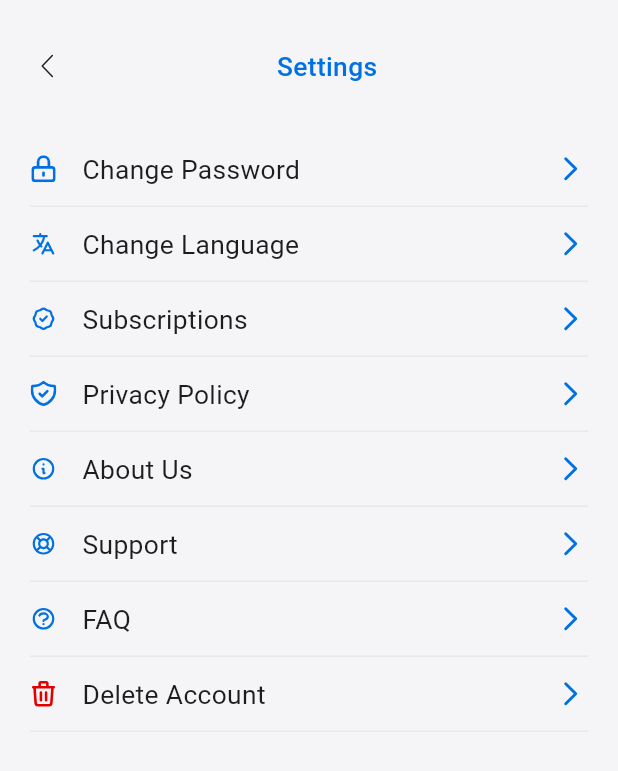
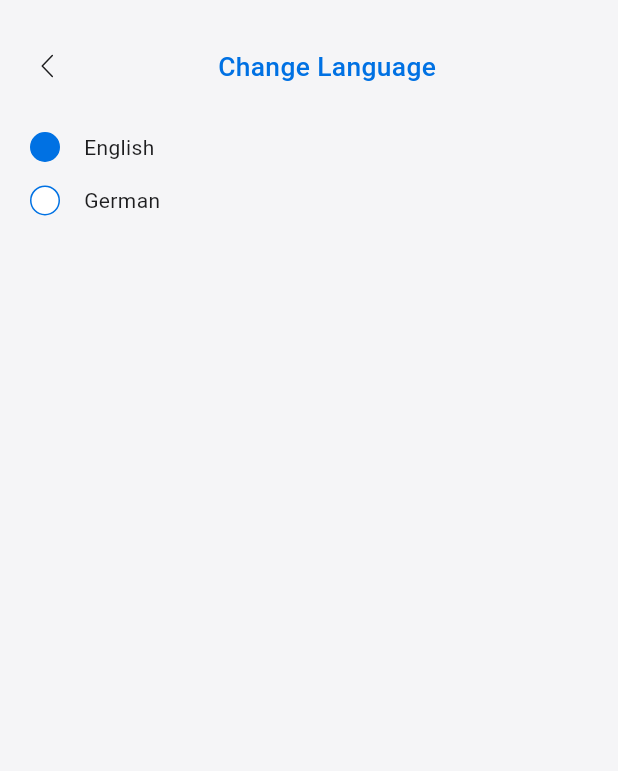
Before and after one commit to bdCalling-Sdt-hub/dialogi, a Flutter app: the SettingsScreen screen opened by its route, after a tap on "Change Language", on a phone screen of 412 x 824 dp. Shown: the top 771 px of the screen. Run offline on Flutter 3.47's test engine with Material 3 defaults, Android fonts, the phone set to English and light mode, and no system bars; our stand-ins replace device_preview, flutter_screenutil, flutter_svg, get, google_fonts, image_picker and 2 more; missing offline and left inert: dart:ffi; Roboto replaces fonts that are missing (Prompt); project files that could hold a hidden picture were left out.

Commit message:
change_language done

```diff
--- a/lib/core/app_routes.dart
+++ b/lib/core/app_routes.dart
@@ -10,6 +10,7 @@
 import 'package:dialogi_app/view/screens/home/home/home_screen.dart';
 import 'package:dialogi_app/view/screens/premium/premium_screen.dart';
 import 'package:dialogi_app/view/screens/profile/profile/profile_screen.dart';
+import 'package:dialogi_app/view/screens/settings/change_language/change_language_screen.dart';
 import 'package:dialogi_app/view/screens/settings/settings/settings_screen.dart';
 import 'package:dialogi_app/view/screens/settings/settings_change_password/settings_change_password_screen.dart';
 import 'package:dialogi_app/view/screens/settings/settings_forget_password/settings_forget_password_screen.dart';
@@ -37,6 +38,7 @@
   static String settingsForgetPasswordScreen="/settings_forget_password_screen";
   static String settingsGetOtp="/settings_get_otp_screen";
   static String settingsResetPasswordScreen="/settings_reset_password_screen";
+  static String changeLanguageScreen="/change_language_screen";
 
 
   static List<GetPage> routes=[
@@ -58,5 +60,6 @@
     GetPage(name: settingsForgetPasswordScreen, page: ()=> const SettingsForgetPasswordScreen()),
     GetPage(name: settingsGetOtp, page: ()=> const SettingsGetOtp()),
     GetPage(name: settingsResetPasswordScreen, page: ()=> const SettingsResetPasswordScreen()),
+    GetPage(name: changeLanguageScreen, page: ()=> const ChangeLanguageScreen()),
   ];
 }
--- /dev/null
+++ b/lib/view/screens/settings/change_language/change_language_screen.dart
@@ -0,0 +1,93 @@
+import 'package:dialogi_app/utils/app_colors.dart';
+import 'package:dialogi_app/utils/app_icons.dart';
+import 'package:dialogi_app/view/widgets/app_bar/custom_app_bar.dart';
+import 'package:dialogi_app/view/widgets/image/custom_image.dart';
+import 'package:dialogi_app/view/widgets/text/custom_text.dart';
+import 'package:flutter/material.dart';
+import 'package:flutter_screenutil/flutter_screenutil.dart';
+import 'package:get/get.dart';
+
+class ChangeLanguageScreen extends StatefulWidget {
+  const ChangeLanguageScreen({super.key});
+
+  @override
+  State<ChangeLanguageScreen> createState() => _ChangeLanguageScreenState();
+}
+
+class _ChangeLanguageScreenState extends State<ChangeLanguageScreen> {
+  List<String> language=[
+    'English',
+    'German'
+  ];
+  int selectedItem=0;
+  @override
+  Widget build(BuildContext context) {
+    return Scaffold(
+      backgroundColor: AppColors.background,
+      appBar: CustomAppBar(
+          appBarContent: Row(
+            mainAxisAlignment: MainAxisAlignment.spaceBetween,
+            children: [
+              GestureDetector(
+                onTap: (){
+                  Get.back();
+                },
+                child: const CustomImage(
+                  imageSrc: AppIcons.chevronLeft,
+                  size: 24,
+                ),
+              ),
+              CustomText(
+                text: 'Change Language',
+                fontWeight: FontWeight.w500,
+                fontSize: 18.h,
+                color: AppColors.blue_500,
+              ),
+              const SizedBox()
+            ],
+          )),
+      body: SingleChildScrollView(
+        padding: const EdgeInsets.symmetric(vertical: 24,horizontal: 20),
+        child: Column(
+          children: [
+            Column(
+              children: List.generate(language.length, (index) => GestureDetector(
+                onTap: (){
+                  setState(() {
+                    selectedItem = index;
+                  });
+                },
+                child: Container(
+                  margin: EdgeInsets.only(bottom: 16.h),
+                  decoration: const BoxDecoration(
+                  ),
+                  child: Row(
+                    children: [
+                      Container(
+                        height: 20,
+                        width: 20,
+                        decoration: BoxDecoration(
+                          borderRadius: BorderRadius.circular(50),
+                          border: Border.all(
+                              color: AppColors.blue_500, width: 1),
+                          color: index == selectedItem
+                              ? AppColors.blue_500
+                              : Colors.white,
+                        ),
+                      ),
+                      CustomText(
+                        text: language[index],
+                        color: AppColors.black_500,
+                        left: 16,
+                      ),
+                    ],
+                  ),
+                ),
+              )),
+            )
+          ],
+        ),
+      ),
+    );
+  }
+}
--- a/lib/view/screens/settings/settings/settings_screen.dart
+++ b/lib/view/screens/settings/settings/settings_screen.dart
@@ -42,8 +42,8 @@
         padding: EdgeInsets.symmetric(vertical: 24,horizontal: 20),
         child: Column(
           children: [
-            CustomSettingsContainer(onTap: (){Get.toNamed(AppRoutes.settingsChangePasswordScreen  );}, imageSrc: AppIcons.lock, text: 'Change Password', icon: AppIcons.chevronRight),
-            CustomSettingsContainer(onTap: (){}, imageSrc: AppIcons.translate, text: 'Change Language', icon: AppIcons.chevronRight),
+            CustomSettingsContainer(onTap: (){Get.toNamed(AppRoutes.settingsChangePasswordScreen );}, imageSrc: AppIcons.lock, text: 'Change Password', icon: AppIcons.chevronRight),
+            CustomSettingsContainer(onTap: (){Get.toNamed(AppRoutes.changeLanguageScreen );}, imageSrc: AppIcons.translate, text: 'Change Language', icon: AppIcons.chevronRight),
             CustomSettingsContainer(onTap: (){}, imageSrc: AppIcons.subscriptions, text: 'Subscriptions', icon: AppIcons.chevronRight),
             CustomSettingsContainer(onTap: (){}, imageSrc: AppIcons.privacy, text: 'Privacy Policy', icon: AppIcons.chevronRight),
             CustomSettingsContainer(onTap: (){}, imageSrc: AppIcons.aboutUs, text: 'About Us', icon: AppIcons.chevronRight),
--- a/lib/view/screens/settings/settings_change_password/settings_change_password_screen.dart
+++ b/lib/view/screens/settings/settings_change_password/settings_change_password_screen.dart
@@ -141,7 +141,9 @@
       ),
       bottomNavigationBar: Padding(
         padding: const EdgeInsets.symmetric(vertical: 24,horizontal: 20),
-        child: CustomElevatedButton(onPressed: (){}, titleText: 'Update'),
+        child: CustomElevatedButton(onPressed: (){
+          Get.toNamed(AppRoutes.settingsScreen);
+        }, titleText: 'Update'),
       ),
     );
   }
```
